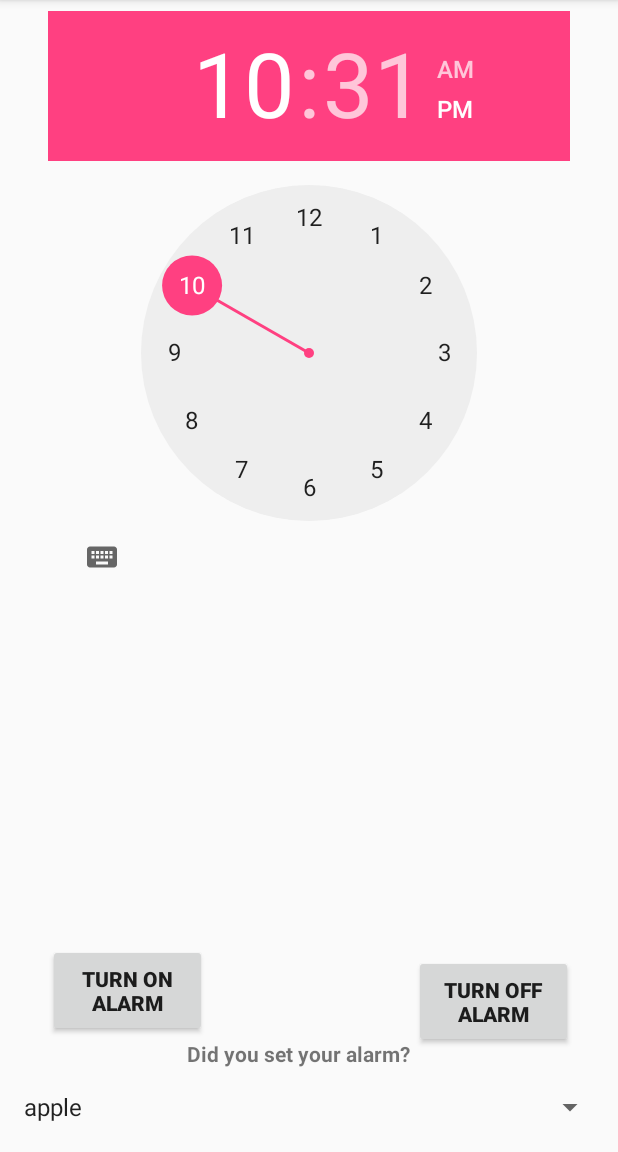
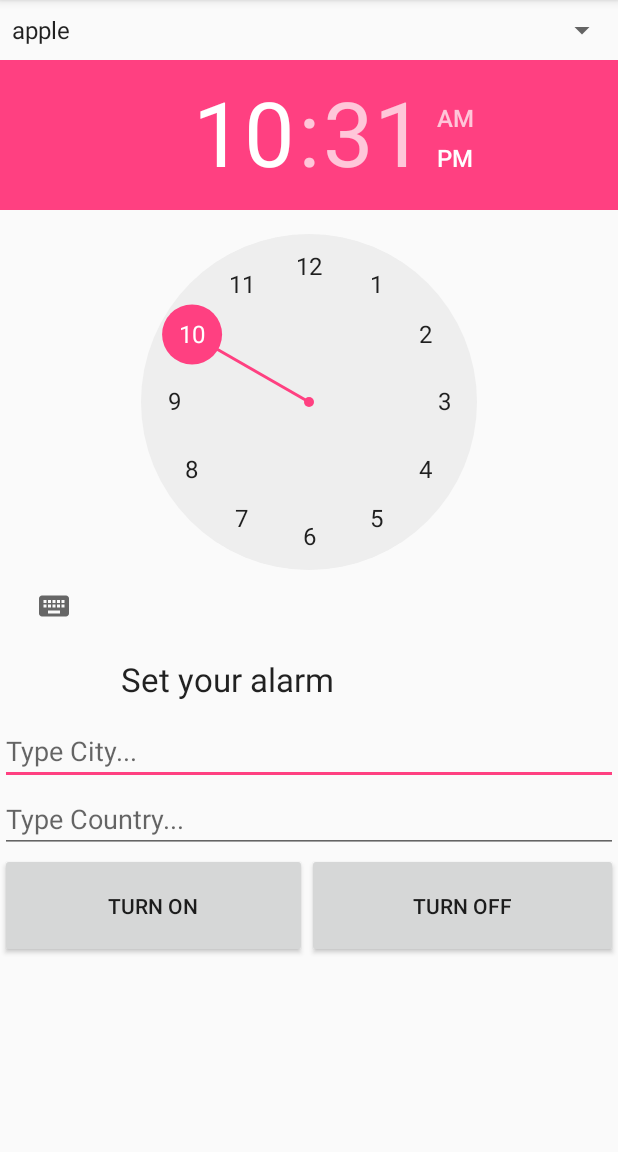
Before and after one commit to imnavin/AlarmComp, an Android app: the screen it shows after launch (MainActivity_clk), on a phone screen of 412 x 824 dp, the part 84-1236 px from its top. Run offline under Robolectric (Android 15) with nearby library versions, the light colour scheme and no system bars.

Commit message:
Changed app layout

```diff
--- a/app/src/main/java/com/example/asustest/assistme/Ringtone_Playing_Service.java
+++ b/app/src/main/java/com/example/asustest/assistme/Ringtone_Playing_Service.java
@@ -48,7 +48,7 @@ public class Ringtone_Playing_Service extends Service {
                     new Intent(this.getApplicationContext(), MainActivity_clk.class);//Set up an intent that goes to the main activity
 
             PendingIntent pending_intent_main_activity = PendingIntent.getActivity(this, 0, intent_main_activity, 0);
-            // stackBuilder=TaskStackBuilder.create()
+            //stackBuilder=TaskStackBuilder.create()
 
             //notification parameters
             Notification notification_popup = new Notification.Builder(this)
--- a/app/src/main/res/layout/activity_main_clk.xml
+++ b/app/src/main/res/layout/activity_main_clk.xml
@@ -1,85 +1,75 @@
 <?xml version="1.0" encoding="utf-8"?>
-<android.support.constraint.ConstraintLayout xmlns:android="http://schemas.android.com/apk/res/android"
+<ScrollView xmlns:android="http://schemas.android.com/apk/res/android"
     xmlns:app="http://schemas.android.com/apk/res-auto"
     xmlns:tools="http://schemas.android.com/tools"
     android:layout_width="match_parent"
     android:layout_height="match_parent"
     tools:context="com.example.asustest.assistme.MainActivity_clk">
 
+    <LinearLayout
+        android:layout_width="match_parent"
+        android:layout_height="wrap_content"
+        android:orientation="vertical">
+
+        <Spinner
+            android:id="@+id/spinner"
+            android:layout_width="match_parent"
+            android:layout_height="40dp" />
+
         <TimePicker
             android:id="@+id/timePicker"
-        android:layout_width="0dp"
-        android:layout_height="0dp"
-        tools:layout_constraintTop_creator="1"
-        tools:layout_constraintRight_creator="1"
-        tools:layout_constraintBottom_creator="1"
-        app:layout_constraintBottom_toTopOf="@+id/alarm_off"
-        android:layout_marginStart="32dp"
-        android:layout_marginEnd="32dp"
-        app:layout_constraintRight_toRightOf="parent"
-        android:layout_marginTop="7dp"
-        tools:layout_constraintLeft_creator="1"
-        android:layout_marginBottom="9dp"
-        app:layout_constraintLeft_toLeftOf="parent"
-        app:layout_constraintTop_toTopOf="parent" />
+            android:layout_width="match_parent"
+            android:layout_height="wrap_content" />
+
+        <TextView
+            android:id="@+id/update_alarm"
+            android:layout_width="250dp"
+            android:layout_height="30dp"
+            android:layout_gravity="center"
+            android:layout_marginTop="10dp"
+            android:text="Set your alarm"
+            android:textAppearance="@android:style/TextAppearance.Material.Large" />
+
+        <EditText
+            android:id="@+id/txt_City"
+            android:layout_width="match_parent"
+            android:layout_height="wrap_content"
+            android:layout_marginTop="10dp"
+            android:ems="10"
+            android:hint="Type City..."
+            android:inputType="textPersonName" />
+
+        <EditText
+            android:id="@+id/txt_Country"
+            android:layout_width="match_parent"
+            android:layout_height="wrap_content"
+            android:ems="10"
+            android:hint="Type Country..."
+            android:inputType="textPersonName" />
+
+        <LinearLayout
+            android:layout_width="match_parent"
+            android:layout_height="match_parent"
+            android:layout_marginBottom="10dp"
+            android:orientation="horizontal">
 
             <Button
                 android:id="@+id/alarm_on"
-        android:layout_width="106dp"
-        android:layout_height="62dp"
+                android:layout_width="wrap_content"
+                android:layout_height="70dp"
+                android:layout_weight="1"
                 android:onClick="turn_on"
-        android:text="Turn On Alarm"
-        android:textStyle="bold"
-        tools:layout_constraintBottom_creator="1"
-        app:layout_constraintBottom_toTopOf="@+id/update_alarm"
-        tools:layout_constraintLeft_creator="1"
-        android:layout_marginBottom="1dp"
-        app:layout_constraintLeft_toLeftOf="@+id/timePicker" />
+                android:text="Turn on" />
 
             <Button
                 android:id="@+id/alarm_off"
-        android:layout_width="106dp"
-        android:layout_height="62dp"
-        android:layout_marginBottom="69dp"
-        android:layout_marginEnd="30dp"
-        android:layout_marginRight="30dp"
+                android:layout_width="wrap_content"
+                android:layout_height="70dp"
+                android:layout_weight="1"
                 android:onClick="turn_off"
-        android:text="Turn Off Alarm"
-        android:textStyle="bold"
-        app:layout_constraintBottom_toBottomOf="parent"
-        app:layout_constraintRight_toRightOf="parent"
-        tools:layout_constraintBottom_creator="1"
-        tools:layout_constraintRight_creator="1" />
+                android:text="Turn off" />
+        </LinearLayout>
 
-    <TextView
-        android:id="@+id/update_alarm"
-        android:layout_width="163dp"
-        android:layout_height="29dp"
-        android:text="Did you set your alarm?"
-        android:textStyle="bold"
-        tools:layout_constraintTop_creator="1"
-        tools:layout_constraintRight_creator="1"
-        tools:layout_constraintBottom_creator="1"
-        app:layout_constraintBottom_toBottomOf="parent"
-        app:layout_constraintRight_toRightOf="parent"
-        android:layout_marginTop="56dp"
-        tools:layout_constraintLeft_creator="1"
-        android:layout_marginBottom="46dp"
-        app:layout_constraintLeft_toLeftOf="parent"
-        app:layout_constraintTop_toTopOf="@+id/alarm_off" />
+    </LinearLayout>
 
-    <Spinner
-        android:id="@+id/spinner"
-        android:layout_width="0dp"
-        android:layout_height="wrap_content"
-        tools:layout_constraintTop_creator="1"
-        tools:layout_constraintRight_creator="1"
-        android:layout_marginStart="8dp"
-        android:layout_marginEnd="8dp"
-        app:layout_constraintRight_toRightOf="parent"
-        android:layout_marginTop="4dp"
-        app:layout_constraintTop_toBottomOf="@+id/update_alarm"
-        tools:layout_constraintLeft_creator="1"
-        app:layout_constraintLeft_toLeftOf="parent" />
-
-</android.support.constraint.ConstraintLayout>
+</ScrollView>
```
Lines whose indentation alone changed are shown as unchanged.
